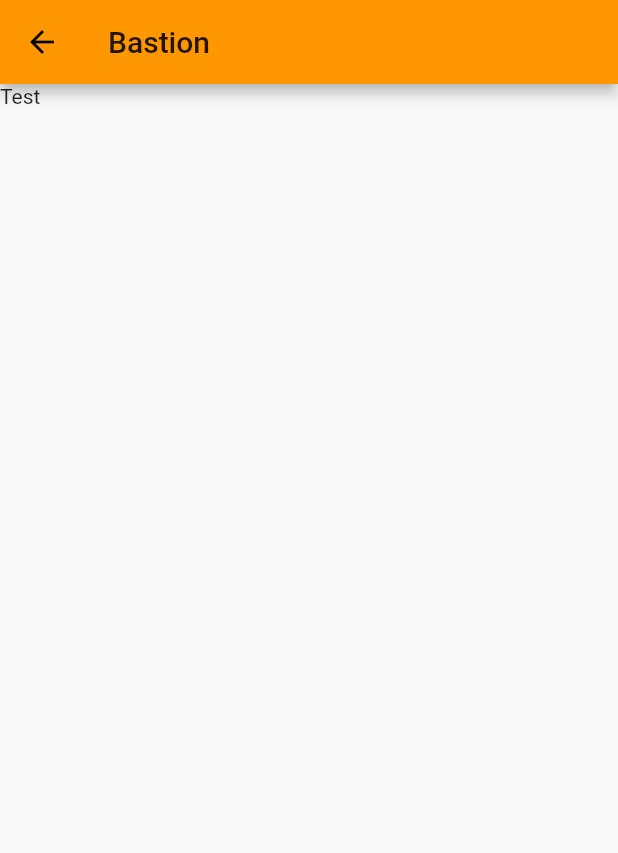
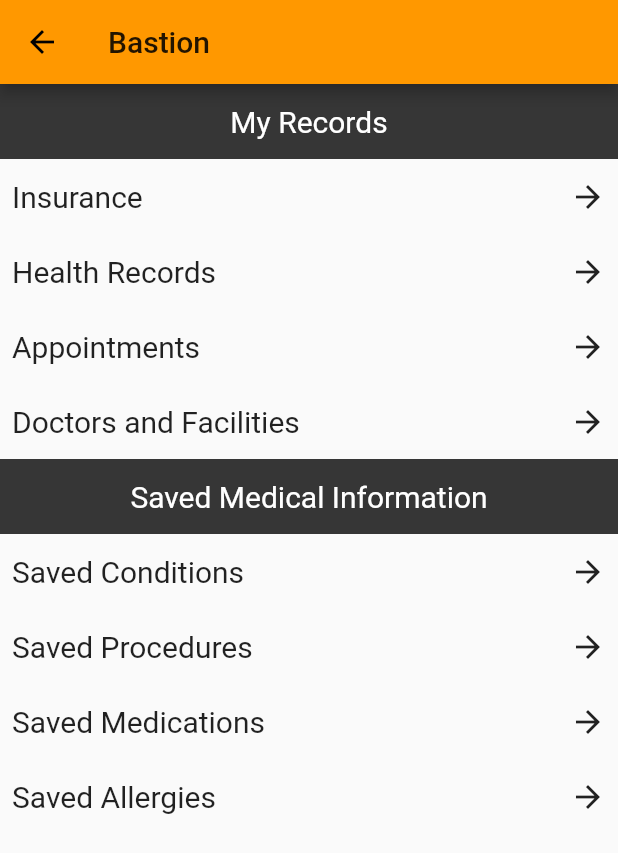
Before and after one commit to PatOConnor43/bastion, a Flutter app: the ProfilePage screen opened by its route, on a phone screen of 412 x 824 dp. Shown: the top 853 px of the screen. Run offline on Flutter 3.47's test engine with Material 2 defaults, Android fonts, the phone set to English and light mode, and no system bars.

Commit message:
Add items inside the profile view

```diff
--- a/lib/widgets/profile_page.dart
+++ b/lib/widgets/profile_page.dart
@@ -1,13 +1,108 @@
 import 'package:flutter/material.dart';
 
+enum _ItemInfoRowType { header, content }
+
+class _ItemInfo {
+  final IconData icon;
+  final String label;
+  final String route;
+  final _ItemInfoRowType type;
+
+  const _ItemInfo(this.icon, this.label, this.type, {this.route});
+}
+
 class ProfilePage extends StatelessWidget {
+  static const _INFO = [
+    _ItemInfo(Icons.list, 'My Records', _ItemInfoRowType.header),
+    _ItemInfo(Icons.list, 'Insurance', _ItemInfoRowType.content, route: 'notnull'),
+    _ItemInfo(Icons.list, 'Health Records', _ItemInfoRowType.content),
+    _ItemInfo(Icons.list, 'Appointments', _ItemInfoRowType.content),
+    _ItemInfo(Icons.list, 'Doctors and Facilities', _ItemInfoRowType.content),
+    _ItemInfo(Icons.list, 'Saved Medical Information', _ItemInfoRowType.header),
+    _ItemInfo(Icons.list, 'Saved Conditions', _ItemInfoRowType.content),
+    _ItemInfo(Icons.list, 'Saved Procedures', _ItemInfoRowType.content),
+    _ItemInfo(Icons.list, 'Saved Medications', _ItemInfoRowType.content),
+    _ItemInfo(Icons.list, 'Saved Allergies', _ItemInfoRowType.content),
+  ];
+
+  static const _ROWHEIGHT = 50.0;
+
   @override
   Widget build(BuildContext context) {
     return Scaffold(
       appBar: AppBar(
         title: Text('Bastion'),
       ),
-      body: Text('Test'),
+      body: ListView.builder(itemCount: _INFO.length, itemBuilder: _getRow),
+    );
+  }
+
+  Widget _getRow(BuildContext context, int index) {
+    _ItemInfo info = _INFO[index];
+    return info.type == _ItemInfoRowType.header
+        ? _getHeaderRow(context, index, info)
+        : _getContentRow(context, index, info);
+  }
+
+  Widget _getHeaderRow(BuildContext context, int index, _ItemInfo info) {
+    return Row(
+      children: <Widget>[
+        Expanded(
+          child: Container(
+            height: _ROWHEIGHT,
+            decoration: BoxDecoration(color: Colors.black.withAlpha(200)),
+            child: Center(
+              child: Text(
+                info.label,
+                style: TextStyle(color: Colors.white, fontSize: 20.0),
+              ),
+            ),
+          ),
+        ),
+      ],
+    );
+  }
+
+  Widget _getContentRow(BuildContext context, int index, _ItemInfo info) {
+    return Row(
+      children: <Widget>[
+        Expanded(
+            child: Container(
+          height: _ROWHEIGHT,
+          child: Row(
+            children: <Widget>[
+              // TODO: Do I want icons?
+              // Icon(info.icon),
+              Expanded(
+                child: Padding(
+                  padding: const EdgeInsets.all(8.0),
+                  child: Text(
+                    info.label,
+                    style: TextStyle(fontSize: 20.0),
+                  ),
+                ),
+              ),
+              Padding(
+                padding: const EdgeInsets.all(8.0),
+                child: InkWell(
+                  child: Icon(Icons.arrow_forward),
+                  onTap: () => info.route == null
+                      ? null
+                      : Navigator.of(context).push(
+                          MaterialPageRoute(
+                              builder: (context) => Scaffold(
+                                appBar: AppBar(
+                                  title: Text('Bastion'),
+                                ),
+                                body: Text('test'),
+                              ),
+                              fullscreenDialog: true)),
+                ),
+              ),
+            ],
+          ),
+        ))
+      ],
     );
   }
 }
```
